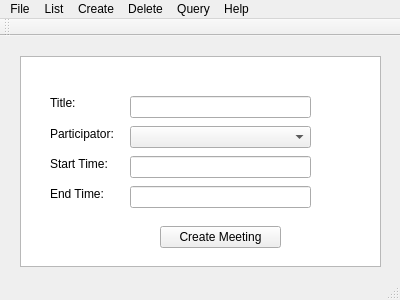
First picture: the form in mainwindow.ui, repository donydchen/Agenda, before the edit.
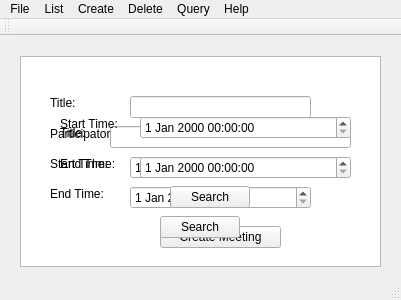
Second picture: the form after the edit.

Diff of the .ui file:
```diff
--- a/mainwindow.ui
+++ b/mainwindow.ui
@@ -6,7 +6,7 @@
    <rect>
     <x>0</x>
     <y>0</y>
-    <width>400</width>
+    <width>401</width>
     <height>300</height>
    </rect>
   </property>
@@ -181,23 +181,138 @@
       </rect>
      </property>
     </widget>
-    <widget class="QLineEdit" name="lineEdit_2">
+    <widget class="QDateTimeEdit" name="startDT">
      <property name="geometry">
       <rect>
        <x>110</x>
        <y>100</y>
        <width>181</width>
-       <height>22</height>
+       <height>23</height>
       </rect>
      </property>
     </widget>
-    <widget class="QLineEdit" name="lineEdit_3">
+    <widget class="QDateTimeEdit" name="endDT">
      <property name="geometry">
       <rect>
        <x>110</x>
        <y>130</y>
        <width>181</width>
+       <height>23</height>
+      </rect>
+     </property>
+    </widget>
+   </widget>
+   <widget class="QWidget" name="searchwidget" native="true">
+    <property name="geometry">
+     <rect>
+      <x>20</x>
+      <y>20</y>
+      <width>361</width>
+      <height>211</height>
+     </rect>
+    </property>
+    <widget class="QLineEdit" name="searchTitle">
+     <property name="geometry">
+      <rect>
+       <x>90</x>
+       <y>70</y>
+       <width>241</width>
        <height>22</height>
+      </rect>
+     </property>
+    </widget>
+    <widget class="QLabel" name="label_7">
+     <property name="geometry">
+      <rect>
+       <x>40</x>
+       <y>70</y>
+       <width>59</width>
+       <height>14</height>
+      </rect>
+     </property>
+     <property name="text">
+      <string>Title:</string>
+     </property>
+    </widget>
+    <widget class="QPushButton" name="searchBtn">
+     <property name="geometry">
+      <rect>
+       <x>150</x>
+       <y>130</y>
+       <width>80</width>
+       <height>22</height>
+      </rect>
+     </property>
+     <property name="text">
+      <string>Search</string>
+     </property>
+    </widget>
+   </widget>
+   <widget class="QWidget" name="searchwidget_2" native="true">
+    <property name="geometry">
+     <rect>
+      <x>20</x>
+      <y>20</y>
+      <width>361</width>
+      <height>211</height>
+     </rect>
+    </property>
+    <widget class="QLabel" name="label_8">
+     <property name="geometry">
+      <rect>
+       <x>40</x>
+       <y>60</y>
+       <width>81</width>
+       <height>16</height>
+      </rect>
+     </property>
+     <property name="text">
+      <string>Start Time:</string>
+     </property>
+    </widget>
+    <widget class="QPushButton" name="searchBtn_2">
+     <property name="geometry">
+      <rect>
+       <x>140</x>
+       <y>160</y>
+       <width>80</width>
+       <height>22</height>
+      </rect>
+     </property>
+     <property name="text">
+      <string>Search</string>
+     </property>
+    </widget>
+    <widget class="QLabel" name="label_9">
+     <property name="geometry">
+      <rect>
+       <x>40</x>
+       <y>100</y>
+       <width>81</width>
+       <height>16</height>
+      </rect>
+     </property>
+     <property name="text">
+      <string>End TIme:</string>
+     </property>
+    </widget>
+    <widget class="QDateTimeEdit" name="startDT_2">
+     <property name="geometry">
+      <rect>
+       <x>120</x>
+       <y>60</y>
+       <width>211</width>
+       <height>23</height>
+      </rect>
+     </property>
+    </widget>
+    <widget class="QDateTimeEdit" name="endDT_2">
+     <property name="geometry">
+      <rect>
+       <x>120</x>
+       <y>100</y>
+       <width>211</width>
+       <height>23</height>
       </rect>
      </property>
     </widget>
@@ -208,7 +323,7 @@
     <rect>
      <x>0</x>
      <y>0</y>
-     <width>400</width>
+     <width>401</width>
      <height>19</height>
     </rect>
    </property>
```
Left out of the diff: 11 changed lines with no effect on the pictures.
